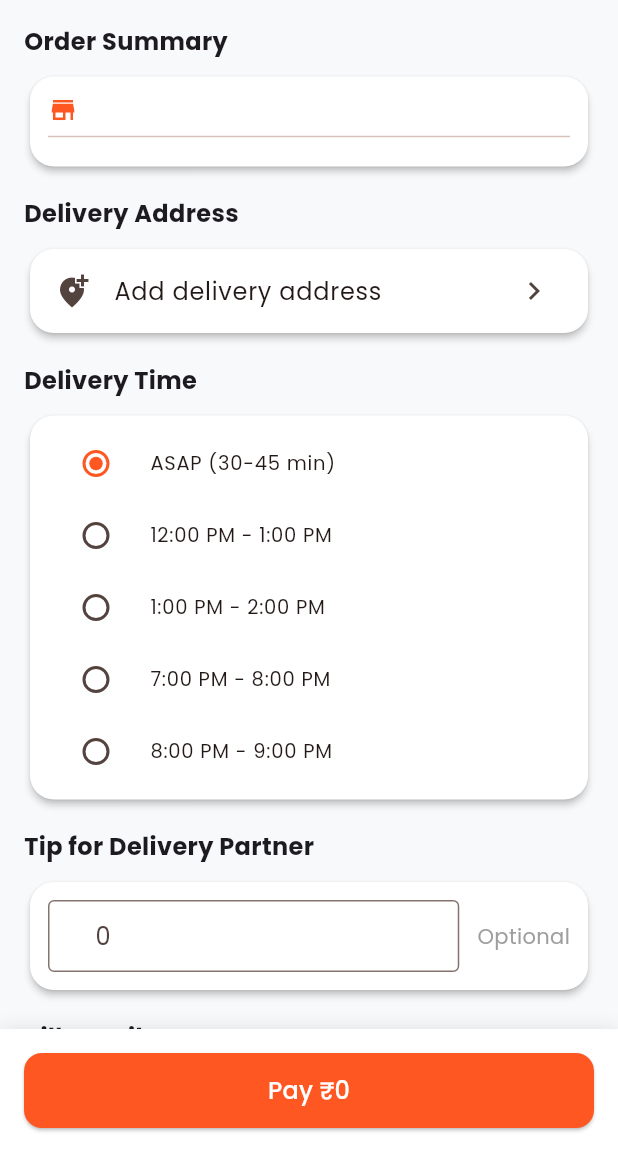
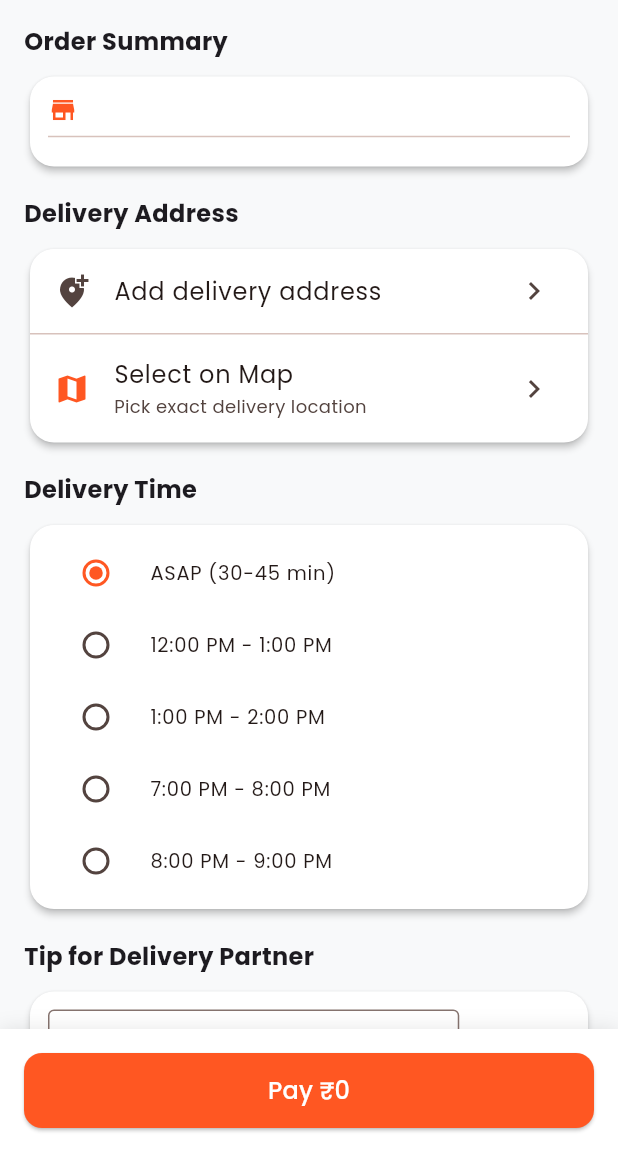
Before and after one commit to sachin-devadiga/housefoods, a Flutter app: the CartCheckoutScreen screen opened directly with empty values, on a phone screen of 412 x 824 dp, the part 84-1236 px from its top. Run offline on Flutter 3.47's test engine with Material 3 defaults, Android fonts, the phone set to English and light mode, and no system bars; our stand-ins replace audioplayers, cached_network_image, connectivity_plus, dio, firebase_core, firebase_messaging and 17 more; missing offline and left inert: razorpay_flutter; accounts and stored records are empty; network calls fail.

Commit message:
feat: map integration, voice wiring, crash fixes, settings fixes
Map:
- AddressModel now stores lat/lng coordinates
- AddAddressScreen saves lat/lng from MapPickerScreen
- OrderModel includes deliveryLatitude/deliveryLongitude
- CartCheckoutScreen: map picker for address selection, coords with orders
- CheckoutScreen: coords passed with subscription orders
- KitchenDetailsScreen: Get Directions button (opens Google Maps)

Voice:
- MainActivity.kt now wires MealVoiceBridge to Flutter engine
- MealVoiceService has getInstance() singleton pattern
- MealVoiceTestScreen passes KitchenProvider + CartProvider to controller
- Home screen has mic button for quick voice access

Fixes:
- Removed force-unwrap ! in chef screens (orders, home, fulfillment, dispatch)
- Removed hardcoded localhost/LAN URLs from API config
- Removed unused dart:io import
- Settings: dynamic version from PackageInfo
- Settings: ToS and Privacy Policy open URLs
- Fixed unnecessary null comparisons

```diff
--- a/lib/features/auth/domain/models/address_model.dart
+++ b/lib/features/auth/domain/models/address_model.dart
@@ -4,6 +4,8 @@ class AddressModel {
   final String fullAddress;
   final String houseNo;
   final String landmark;
+  final double? latitude;
+  final double? longitude;
 
   AddressModel({
     required this.id,
@@ -11,15 +13,22 @@ class AddressModel {
     required this.fullAddress,
     required this.houseNo,
     required this.landmark,
+    this.latitude,
+    this.longitude,
   });
 
+  bool get hasCoordinates => latitude != null && longitude != null;
+
   Map<String, dynamic> toMap() {
-    return {
+    final map = <String, dynamic>{
       'label': label,
       'address_line1': fullAddress,
       'address_line2': houseNo,
       'landmark': landmark,
     };
+    if (latitude != null) map['latitude'] = latitude;
+    if (longitude != null) map['longitude'] = longitude;
+    return map;
   }
 
   factory AddressModel.fromMap(Map<String, dynamic> map) {
@@ -29,6 +38,8 @@ class AddressModel {
       fullAddress: map['fullAddress'] ?? map['address_line1'] ?? '',
       houseNo: map['houseNo'] ?? map['address_line2'] ?? '',
       landmark: map['landmark'] ?? '',
+      latitude: map['latitude'] != null ? double.tryParse(map['latitude'].toString()) : null,
+      longitude: map['longitude'] != null ? double.tryParse(map['longitude'].toString()) : null,
     );
   }
 }
--- a/lib/features/chef/presentation/screens/daily_fulfillment_screen.dart
+++ b/lib/features/chef/presentation/screens/daily_fulfillment_screen.dart
@@ -26,8 +26,9 @@ class _DailyFulfillmentScreenState extends State<DailyFulfillmentScreen> {
   void _refreshList() {
     WidgetsBinding.instance.addPostFrameCallback((_) {
       final chefProvider = context.read<ChefProvider>();
-      if (chefProvider.myKitchen != null) {
-        context.read<OrderProvider>().fetchTodayDeliveries(chefProvider.myKitchen!['id']);
+      final kitchenId = chefProvider.myKitchen?['id'];
+      if (kitchenId != null) {
+        context.read<OrderProvider>().fetchTodayDeliveries(kitchenId);
       }
     });
   }
--- a/lib/features/chef/presentation/screens/dispatch_history_screen.dart
+++ b/lib/features/chef/presentation/screens/dispatch_history_screen.dart
@@ -22,8 +22,9 @@ class _DispatchHistoryScreenState extends State<DispatchHistoryScreen> {
   void _loadHistory() {
     WidgetsBinding.instance.addPostFrameCallback((_) {
       final chefProvider = context.read<ChefProvider>();
-      if (chefProvider.myKitchen != null) {
-        context.read<OrderProvider>().fetchKitchenDispatchHistory(chefProvider.myKitchen!['id']);
+      final kitchenId = chefProvider.myKitchen?['id'];
+      if (kitchenId != null) {
+        context.read<OrderProvider>().fetchKitchenDispatchHistory(kitchenId);
       }
     });
   }
--- a/lib/features/chef/presentation/screens/tabs/chef_home_tab.dart
+++ b/lib/features/chef/presentation/screens/tabs/chef_home_tab.dart
@@ -24,8 +24,9 @@ class _ChefHomeTabState extends State<ChefHomeTab> {
   Future<void> _loadOperationalData() async {
     final chefProvider = context.read<ChefProvider>();
     if (chefProvider.myKitchen != null) {
-      final kitchenId = chefProvider.myKitchen!['id'].toString();
-      await context.read<OrderProvider>().fetchTodayDeliveries(kitchenId);
+      final kitchenId = chefProvider.myKitchen?['id']?.toString();
+    if (kitchenId == null) return;
+    await context.read<OrderProvider>().fetchTodayDeliveries(kitchenId);
     }
   }
 
--- a/lib/features/customer/domain/models/order_model.dart
+++ b/lib/features/customer/domain/models/order_model.dart
@@ -17,6 +17,8 @@ class OrderModel {
   final double platformFee;
   final double tip;
   final String deliveryAddress;
+  final double? deliveryLatitude;
+  final double? deliveryLongitude;
   final DateTime? deliveryTime;
   final DateTime startDate;
   final DateTime endDate;
@@ -45,6 +47,8 @@ class OrderModel {
     this.platformFee = 0,
     this.tip = 0,
     required this.deliveryAddress,
+    this.deliveryLatitude,
+    this.deliveryLongitude,
     this.deliveryTime,
     required this.startDate,
     required this.endDate,
@@ -72,6 +76,8 @@ class OrderModel {
       'platform_fee': platformFee.toString(),
       'tip': tip.toString(),
       'delivery_address': deliveryAddress,
+      if (deliveryLatitude != null) 'delivery_latitude': deliveryLatitude.toString(),
+      if (deliveryLongitude != null) 'delivery_longitude': deliveryLongitude.toString(),
       'status': status,
       'payment_id': paymentId,
       'delivery_slot_id': deliverySlotId,
@@ -119,6 +125,8 @@ class OrderModel {
       platformFee: double.tryParse(map['platform_fee']?.toString() ?? '0') ?? 0.0,
       tip: double.tryParse(map['tip']?.toString() ?? '0') ?? 0.0,
       deliveryAddress: map['delivery_address'] ?? map['deliveryAddress'] ?? '',
+      deliveryLatitude: map['delivery_latitude'] != null ? double.tryParse(map['delivery_latitude'].toString()) : null,
+      deliveryLongitude: map['delivery_longitude'] != null ? double.tryParse(map['delivery_longitude'].toString()) : null,
       deliveryTime: map['delivery_time'] != null ? parseDate('delivery_time') : null,
       startDate: parseDate('start_date'),
       endDate: parseDate('end_date'),
--- a/lib/features/customer/presentation/screens/cart_checkout_screen.dart
+++ b/lib/features/customer/presentation/screens/cart_checkout_screen.dart
@@ -6,6 +6,7 @@ import '../../../auth/data/repositories/user_repository_impl.dart';
 import '../../../auth/domain/models/user_model.dart';
 import '../../../auth/domain/models/address_model.dart';
 import '../../../auth/presentation/screens/add_address_screen.dart';
+import '../../../auth/presentation/screens/map_picker_screen.dart';
 import '../../domain/models/cart_model.dart';
 import '../../domain/models/order_model.dart';
 import '../providers/order_provider.dart';
@@ -133,19 +134,34 @@ class _CartCheckoutScreenState extends State<CartCheckoutScreen> {
             _buildSectionTitle('Delivery Address'),
             Card(
               child: _selectedAddress == null
-                  ? ListTile(
+                  ? Column(
+                      children: [
+                        ListTile(
                           leading: const Icon(Icons.add_location_alt),
                           title: const Text('Add delivery address'),
                           trailing: const Icon(Icons.chevron_right),
                           onTap: () async {
+                            if (_user == null) return;
                             await Navigator.push(
                               context,
                               MaterialPageRoute(builder: (_) => AddAddressScreen(user: _user!)),
                             );
                             _loadUser();
                           },
+                        ),
+                        const Divider(height: 1),
+                        ListTile(
+                          leading: const Icon(Icons.map, color: AppTheme.primaryColor),
+                          title: const Text('Select on Map'),
+                          subtitle: const Text('Pick exact delivery location', style: TextStyle(fontSize: 12)),
+                          trailing: const Icon(Icons.chevron_right),
+                          onTap: _pickAddressFromMap,
+                        ),
+                      ],
                     )
-                  : ListTile(
+                  : Column(
+                      children: [
+                        ListTile(
                           leading: const Icon(Icons.location_on, color: AppTheme.primaryColor),
                           title: Text(_selectedAddress!.fullAddress),
                           subtitle: Text(_selectedAddress!.label),
@@ -153,6 +169,15 @@ class _CartCheckoutScreenState extends State<CartCheckoutScreen> {
                             onPressed: () => _showAddressPicker(),
                             child: const Text('Change'),
                           ),
+                        ),
+                        const Divider(height: 1),
+                        ListTile(
+                          dense: true,
+                          leading: const Icon(Icons.map, size: 20),
+                          title: const Text('Select on Map', style: TextStyle(fontSize: 13)),
+                          onTap: _pickAddressFromMap,
+                        ),
+                      ],
                     ),
             ),
             const SizedBox(height: 16),
@@ -304,6 +329,32 @@ class _CartCheckoutScreenState extends State<CartCheckoutScreen> {
     );
   }
 
+  void _pickAddressFromMap() async {
+    final result = await Navigator.push(
+      context,
+      MaterialPageRoute(builder: (_) => const MapPickerScreen()),
+    );
+
+    if (result != null && result is Map<String, dynamic>) {
+      final addr = result['address'] as String? ?? '';
+      final lat = result['lat'] as double?;
+      final lng = result['lng'] as double?;
+      if (addr.isNotEmpty) {
+        setState(() {
+          _selectedAddress = AddressModel(
+            id: 'map_${DateTime.now().millisecondsSinceEpoch}',
+            label: 'Map Location',
+            fullAddress: addr,
+            houseNo: '',
+            landmark: '',
+            latitude: lat,
+            longitude: lng,
+          );
+        });
+      }
+    }
+  }
+
   Future<void> _processOrder(double total, double tip) async {
     if (_selectedAddress == null) {
       ScaffoldMessenger.of(context).showSnackBar(
@@ -336,6 +387,8 @@ class _CartCheckoutScreenState extends State<CartCheckoutScreen> {
         kitchenName: widget.kitchenName,
         amount: total,
         deliveryAddress: _selectedAddress!.fullAddress,
+        deliveryLatitude: _selectedAddress!.latitude,
+        deliveryLongitude: _selectedAddress!.longitude,
         startDate: DateTime.now(),
         endDate: DateTime.now(),
         status: 'active',
--- a/lib/features/customer/presentation/screens/cart_screen.dart
+++ b/lib/features/customer/presentation/screens/cart_screen.dart
@@ -253,7 +253,7 @@ class _CartScreenState extends State<CartScreen> {
                 backgroundColor: AppTheme.primaryColor,
                 shape: RoundedRectangleBorder(borderRadius: BorderRadius.circular(12)),
               ),
-              onPressed: () {
+              onPressed: cart.kitchenId != null ? () {
                 Navigator.push(
                   context,
                   MaterialPageRoute(
@@ -265,7 +265,7 @@ class _CartScreenState extends State<CartScreen> {
                     ),
                   ),
                 );
-              },
+              } : null,
               child: const Text('Proceed to Checkout', style: TextStyle(fontSize: 16, color: Colors.white)),
             ),
           ),
--- a/lib/features/customer/presentation/screens/checkout_screen.dart
+++ b/lib/features/customer/presentation/screens/checkout_screen.dart
@@ -111,6 +111,8 @@ class _CheckoutScreenState extends State<CheckoutScreen> {
       planName: widget.plan.name,
       amount: widget.plan.price,
       deliveryAddress: "${_selectedAddress!.houseNo}, ${_selectedAddress!.fullAddress}",
+      deliveryLatitude: _selectedAddress!.latitude,
+      deliveryLongitude: _selectedAddress!.longitude,
       startDate: _startDate,
       endDate: _startDate.add(Duration(days: widget.plan.durationDays)),
       status: 'pending',
```
Also changed, not shown: lib/core/constants/app_constants.dart (+1 -12 lines), lib/features/auth/presentation/screens/add_address_screen.dart (+6 -1 lines), lib/features/auth/presentation/screens/settings_screen.dart (+23 -3 lines), lib/features/chef/presentation/screens/tabs/chef_orders_tab.dart (+6 -3 lines), lib/features/customer/presentation/screens/kitchen_details_screen.dart (+16 -1 lines), lib/features/customer/presentation/screens/tabs/home_tab.dart (+27 -1 lines), lib/meal_voice/meal_voice_screen.dart (+8 -1 lines), 2 other files. Lines whose indentation alone changed are shown as unchanged.
